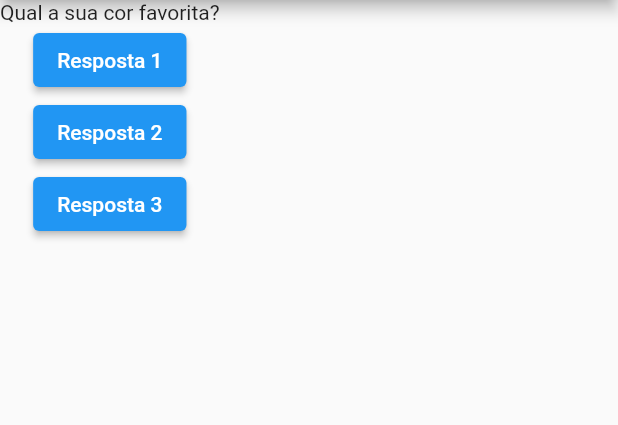
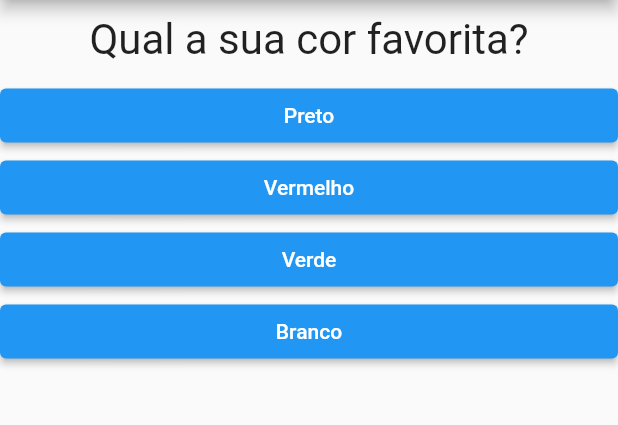
Before and after one commit to sarahmelo/curso_flutter, a Flutter app: the screen it shows after launch, on a phone screen of 412 x 824 dp, the part 84-509 px from its top. Run offline on Flutter 3.47's test engine with Material 2 defaults, Android fonts, the phone set to English and light mode, and no system bars.

Commit message:
imperative approach

```diff
--- /dev/null
+++ b/lib/buttons.dart
@@ -0,0 +1,22 @@
+import 'package:flutter/material.dart';
+
+class Buttons extends StatelessWidget {
+  final String answer;
+  final void Function() onSelected;
+
+  Buttons(this.answer, this.onSelected);
+
+  @override
+  Widget build(BuildContext context) {
+    return Container(
+        width: double.infinity,
+        child: ElevatedButton(
+          onPressed: onSelected,
+          child: Text(
+            answer,
+            style: TextStyle(color: Colors.white),
+          ),
+          style: ElevatedButton.styleFrom(primary: Colors.blue),
+        ));
+  }
+}
--- a/lib/main.dart
+++ b/lib/main.dart
@@ -1,24 +1,42 @@
 import 'package:flutter/cupertino.dart';
 import 'package:flutter/material.dart';
 import './question.dart';
+import 'buttons.dart';
 
 main() => runApp(PerguntaApp());
 
 class _PerguntaAppState extends State<PerguntaApp> {
-  var perguntaSeleciodana = 0;
+  var _perguntaSeleciodana = 0;
 
   void _responder() {
     setState(() {
-      perguntaSeleciodana++;
+      _perguntaSeleciodana++;
     });
-    print(perguntaSeleciodana);
+    print(_perguntaSeleciodana);
   }
 
   Widget build(BuildContext context) {
-    final List<String> perguntas = [
-      'Qual a sua cor favorita?',
-      'Qual a su animal favorito?'
+    final List<Map<String, Object>> perguntas = [
+      {
+        'texto': 'Qual a sua cor favorita?',
+        'respostas': ['Preto', 'Vermelho', 'Verde', 'Branco']
+      },
+      {
+        'texto': 'Qual seu animal favorito?',
+        'respostas': ['Coelho', 'Cobra', 'Elefante', 'Leão']
+      },
+      {
+        'texto': 'Qual seu instrutor favorito?',
+        'respostas': ['Maria', 'João', 'Pedro', 'Leo']
+      }
     ];
+
+    List<Widget> respostas = [];
+
+    for (String textoResp
+        in perguntas[_perguntaSeleciodana].cast()['respostas']) {
+      respostas.add(Buttons(textoResp, _responder));
+    }
 
     return MaterialApp(
         home: Scaffold(
@@ -27,10 +45,8 @@ class _PerguntaAppState extends State<PerguntaApp> {
       ),
       body: Column(
         children: [
-          Question(perguntas[perguntaSeleciodana]),
-          ElevatedButton(onPressed: _responder, child: Text('Resposta 1')),
-          ElevatedButton(onPressed: _responder, child: Text('Resposta 2')),
-          ElevatedButton(onPressed: _responder, child: Text('Resposta 3')),
+          Question(perguntas[_perguntaSeleciodana]['texto']),
+          ...respostas
         ],
       ),
     ));
--- a/lib/question.dart
+++ b/lib/question.dart
@@ -1,12 +1,20 @@
 import 'package:flutter/material.dart';
 
 class Question extends StatelessWidget {
-  final String text;
+  final text;
 
   Question(this.text);
 
   @override
   Widget build(BuildContext context) {
-    return Text(text);
+    return Container(
+      width: double.infinity,
+      margin: EdgeInsets.all(10),
+      child: Text(
+        text,
+        style: TextStyle(fontSize: 28),
+        textAlign: TextAlign.center,
+      ),
+    );
   }
 }
```
Also changed, not shown: flutter_02.png (added), flutter_03.png (added).
